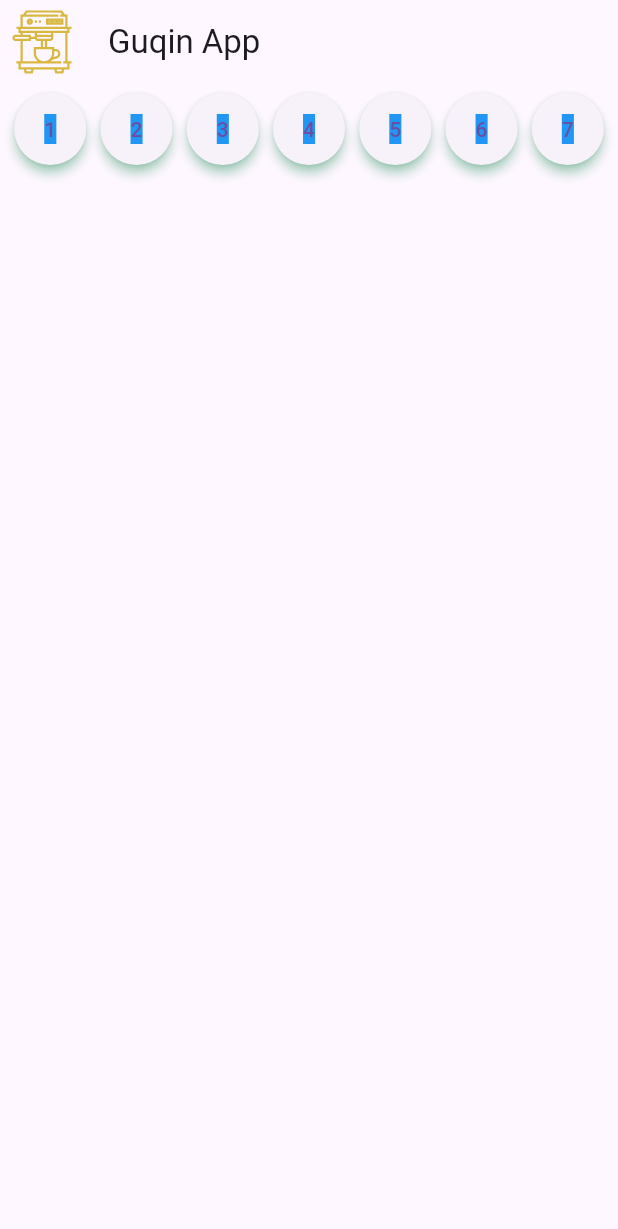
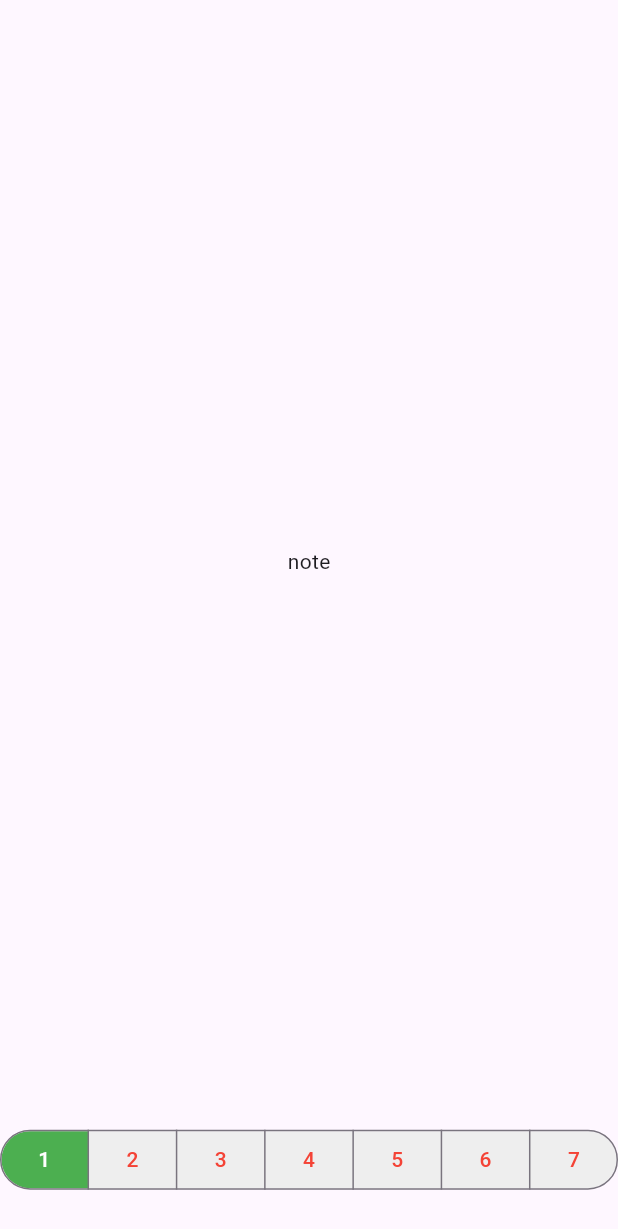
Before and after one commit to shannyli/guqin, a Flutter app: the screen it shows after launch, on a phone screen of 412 x 824 dp. Shown: the top 1229 px of the screen. Run offline on Flutter 3.47's test engine with Material 3 defaults, Android fonts, the light colour scheme and no system bars.

Commit message:
Changed from elevated buttons to segmented buttons, one button is allowed to be active/selected at any given time.

```diff
--- a/lib/main.dart
+++ b/lib/main.dart
@@ -1,143 +1,117 @@
-import 'package:flutter/cupertino.dart';
+//import 'package:flutter/cupertino.dart';
 import 'package:flutter/material.dart';
-import 'package:flutter_svg/flutter_svg.dart';
+//import 'package:flutter_svg/flutter_svg.dart';
 
-class GuqinString {
-  const GuqinString({required this.number});
-
-  final String number;
+void main() {
+  runApp(const GuqinTunerApp());
 }
 
-typedef CartChangedCallback = Function(GuqinString product, bool inCart);
+class GuqinTunerApp extends StatelessWidget {
+  const GuqinTunerApp({super.key});
 
-class ShoppingListItem extends StatelessWidget {
-  ShoppingListItem({
-    required this.product,
-    required this.inCart,
-    required this.onCartChanged,
-  }) : super(key: ObjectKey(product));
-
-  final GuqinString product;
-  final bool inCart;
-  final CartChangedCallback onCartChanged;
-
-  Color _getColor(BuildContext context) {
-    return inCart //
-        ? Colors.black54
-        : Theme.of(context).primaryColor;
-  }
-
-  TextStyle? _getTextStyle(BuildContext context) {
-    if (!inCart) {
-      return const TextStyle(
-        color: Colors.blue,
-        fontWeight: FontWeight.normal,
-      );
-    }
-
-    return const TextStyle(
-      color: Colors.black54,
-      fontWeight: FontWeight.bold,
-    );
-  }
 
   @override
   Widget build(BuildContext context) {
-    return ElevatedButton(
-      style: ElevatedButton.styleFrom(
-        shadowColor: Colors.greenAccent,
-        elevation: 3,
-        shape: CircleBorder(),
-        padding: EdgeInsets.all(20),
-        minimumSize: Size(40, 40),
-      ),
-      onPressed: () {
-        onCartChanged(product, inCart);
-      },
-      child: Text(
-        product.number,
-        textAlign: TextAlign.center,
-        style: TextStyle(backgroundColor: Colors.blue),
+    return const MaterialApp(
+      home: Scaffold(
+        body: Center(
+          child: Column(
+            children: [
+              Flexible(
+                flex: 10,
+                child: Center(
+                  child: Text("note"),
+                ),
+              ),
+              Flexible(
+                flex: 1,
+                child: Column(
+                    children: [GuqinStringSelector(),],
+                  ),
+              )
+
+            ],
+          ),
+        ),
       ),
     );
   }
 }
 
-class ShoppingList extends StatefulWidget {
-  const ShoppingList({required this.products, super.key});
-
-  final List<GuqinString> products;
-
-  // The framework calls createState the first time
-  // a widget appears at a given location in the tree.
-  // If the parent rebuilds and uses the same type of
-  // widget (with the same key), the framework re-uses
-  // the State object instead of creating a new State object.
+class GuqinStringSelector extends StatefulWidget {
+  const GuqinStringSelector({super.key});
 
   @override
-  State<ShoppingList> createState() => _ShoppingListState();
+  State<GuqinStringSelector> createState() => _GuqinStringSelectorState();
 }
 
-class _ShoppingListState extends State<ShoppingList> {
-  final _shoppingCart = <GuqinString>{};
+enum GuqinString { C2, D2, F2, G2, A2, C3, D3 }
 
-  void _handleCartChanged(GuqinString product, bool inCart) {
-    setState(() {
-      // When a user changes what's in the cart, you need
-      // to change _shoppingCart inside a setState call to
-      // trigger a rebuild.
-      // The framework then calls build, below,
-      // which updates the visual appearance of the app.
-
-      if (!inCart) {
-        _shoppingCart.add(product);
-      } else {
-        _shoppingCart.remove(product);
-      }
-    });
-  }
+class _GuqinStringSelectorState extends State<GuqinStringSelector> {
+  GuqinString calendarView = GuqinString.C2;
 
   @override
   Widget build(BuildContext context) {
-    return Scaffold(
-      appBar: AppBar(
-        leading: SvgPicture.asset(
-          'assets/images/espresso.svg',
-          semanticsLabel: 'SVG Logo',
-        ),
-        title: const Text('Guqin App'),
+    return SegmentedButton<GuqinString>(
+      style: SegmentedButton.styleFrom(
+        backgroundColor: Colors.grey[200],
+        foregroundColor: Colors.red,
+        selectedForegroundColor: Colors.white,
+        selectedBackgroundColor: Colors.green,
       ),
-      body: Column(
-        children: [
-          Row(
-            mainAxisAlignment: MainAxisAlignment.spaceEvenly,
-            children: widget.products.map((product) {
-              return ShoppingListItem(
-                product: product,
-                inCart: _shoppingCart.contains(product),
-                onCartChanged: _handleCartChanged,
-              );
-            }).toList(),
-          ),
-        ],
-      ),
+      showSelectedIcon: false,
+      segments: const <ButtonSegment<GuqinString>>[
+        ButtonSegment<GuqinString>(
+            value: GuqinString.C2,
+            label: Text("1"),
+            ),
+        ButtonSegment<GuqinString>(
+            value: GuqinString.D2,
+            label: Text('2')),
+        ButtonSegment<GuqinString>(
+            value: GuqinString.F2,
+            label: Text('3')),
+        ButtonSegment<GuqinString>(
+            value: GuqinString.G2,
+            label: Text('4')),
+        ButtonSegment<GuqinString>(
+            value: GuqinString.A2,
+            label: Text('5')),
+        ButtonSegment<GuqinString>(
+            value: GuqinString.C3,
+            label: Text('6')),
+        ButtonSegment<GuqinString>(
+            value: GuqinString.D3,
+            label: Text('7')),
+      ],
+      selected: <GuqinString>{calendarView},
+      onSelectionChanged: (Set<GuqinString> newSelection) {
+        setState(() {
+          // By default there is only a single segment that can be
+          // selected at one time, so its value is always the first
+          // item in the selected set.
+          calendarView = newSelection.first;
+        });
+      },
     );
   }
 }
 
-void main() {
-  runApp(const MaterialApp(
-    title: 'Shopping App',
-    home: ShoppingList(
-      products: [
-        GuqinString(number: '1'),
-        GuqinString(number: '2'),
-        GuqinString(number: '3'),
-        GuqinString(number: '4'),
-        GuqinString(number: '5'),
-        GuqinString(number: '6'),
-        GuqinString(number: '7')
-      ],
+/**
+ * class ShoppingListItem extends StatelessWidget {
+    ShoppingListItem({
+    required this.product,
+    required this.inCart,
+    required this.onCartChanged,
+    }) : super(key: ObjectKey(product));
+ */
+
+/**
+ * appBar: AppBar(
+    leading: SvgPicture.asset(
+    'assets/images/espresso.svg',
+    semanticsLabel: 'SVG Logo',
     ),
-  ));
-}
+    title: const Text('Guqin App'),
+    ),
+ */
--- a/pubspec.yaml
+++ b/pubspec.yaml
@@ -19,7 +19,7 @@ publish_to: 'none' # Remove this line if you wish to publish to pub.dev
 version: 1.0.0+1
 
 environment:
-  sdk: '>=3.3.4 <4.0.0'
+  sdk: '>=3.3.4 <5.0.0'
 
 # Dependencies specify other packages that your package needs in order to work.
 # To automatically upgrade your package dependencies to the latest versions
```
